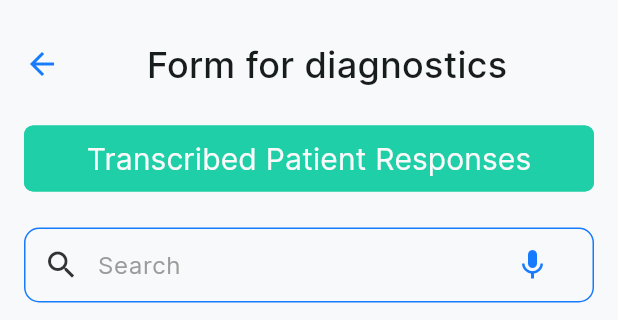
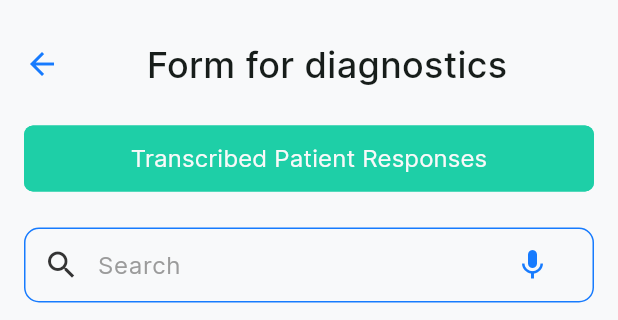
Before and after one commit to InAppoDev/doctor_ai_assistent, a Flutter app: the MedicalFormPage screen opened by its route, on a phone screen of 412 x 824 dp, the part 71-391 px from its top. Run offline on Flutter 3.47's test engine with Material 3 defaults, Android fonts, the phone set to English and light mode, and no system bars; our stand-ins replace auto_route, awesome_extensions, flutter_screenutil, flutter_svg, get_it, just_audio and 3 more; missing offline and left inert: flutter_quill, gif; accounts and stored records are empty; generated files the repository leaves out were written again.

Commit message:
fix: primary button style of text for mobile

```diff
--- a/lib/core/widgets/primary_button.dart
+++ b/lib/core/widgets/primary_button.dart
@@ -90,11 +90,14 @@ class PrimaryButton extends StatelessWidget {
           Text(
             text,
             textAlign: textAlign,
-            style: textStyle ??
+            style: textStyle ?? (Responsive.isDesktop(context) ?
                 AppTextStyles.regularPx20.copyWith(
                   color: textColor,
                   fontWeight: fontWeight,
-                ),
+                ) : AppTextStyles.regularPx16.copyWith(
+                  color: textColor,
+                  fontWeight: fontWeight,
+                )),
           ),
           const Expanded(child: SizedBox()),
           Image.asset(
@@ -118,11 +121,14 @@ class PrimaryButton extends StatelessWidget {
           Text(
             text,
             textAlign: textAlign,
-            style: textStyle ??
+            style: textStyle ?? (Responsive.isDesktop(context) ?
                 AppTextStyles.regularPx20.copyWith(
                   color: textColor,
                   fontWeight: fontWeight,
-                ),
+                ) : AppTextStyles.regularPx16.copyWith(
+                  color: textColor,
+                  fontWeight: fontWeight,
+                )),
           )
         ],
       );
@@ -135,11 +141,14 @@ class PrimaryButton extends StatelessWidget {
           Text(
             text,
             textAlign: textAlign,
-            style: textStyle ??
+            style: textStyle ?? (Responsive.isDesktop(context) ?
                 AppTextStyles.regularPx20.copyWith(
                   color: textColor,
                   fontWeight: fontWeight,
-                ),
+                ) : AppTextStyles.regularPx16.copyWith(
+                  color: textColor,
+                  fontWeight: fontWeight,
+                )),
           ),
           const Expanded(child: SizedBox()),
           Image.asset(
@@ -154,11 +163,14 @@ class PrimaryButton extends StatelessWidget {
     return Text(
       text,
       textAlign: textAlign,
-      style: textStyle ??
-          AppTextStyles.regularPx20.copyWith(
-            color: textColor,
-            fontWeight: fontWeight,
-          ),
+      style: textStyle ?? (Responsive.isDesktop(context) ?
+                AppTextStyles.regularPx20.copyWith(
+                  color: textColor,
+                  fontWeight: fontWeight,
+                ) : AppTextStyles.regularPx16.copyWith(
+                  color: textColor,
+                  fontWeight: fontWeight,
+                )),
     );
   }
 }
```
